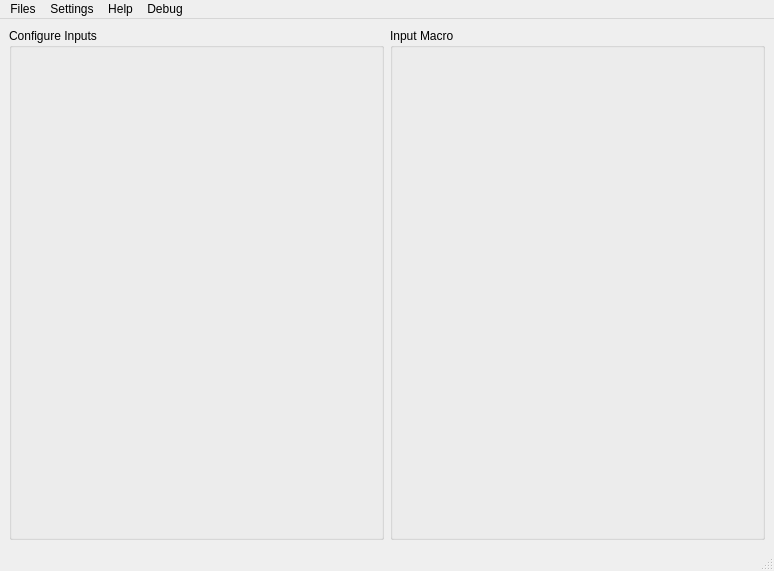
This is OpenMacro-GUI/App/mainwindow.ui in jerry20091103/OpenMacro as Qt 5 draws it before an edit. The edited form follows.
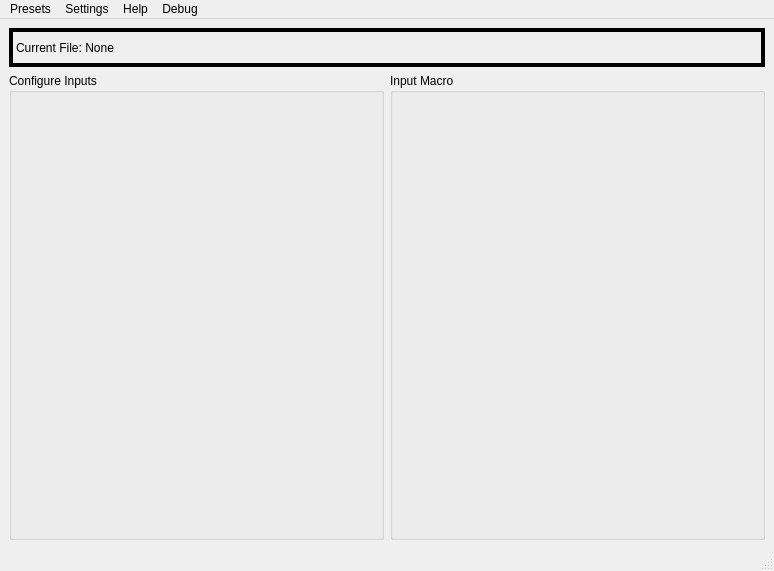
This is the edited form. Custom widgets are drawn as their Qt base class.

Commit message: Presets menu progress

Diff of the .ui file:
```diff
--- a/OpenMacro-GUI/App/mainwindow.ui
+++ b/OpenMacro-GUI/App/mainwindow.ui
@@ -20,7 +20,23 @@
    <property name="autoFillBackground">
     <bool>false</bool>
    </property>
-   <layout class="QVBoxLayout" name="verticalLayout">
+   <layout class="QVBoxLayout" name="verticalLayout" stretch="1,12">
+    <item>
+     <widget class="QLabel" name="fileNameLabel">
+      <property name="frameShape">
+       <enum>QFrame::Panel</enum>
+      </property>
+      <property name="frameShadow">
+       <enum>QFrame::Plain</enum>
+      </property>
+      <property name="lineWidth">
+       <number>4</number>
+      </property>
+      <property name="text">
+       <string>Current File: None</string>
+      </property>
+     </widget>
+    </item>
     <item>
      <layout class="QHBoxLayout" name="horizontalLayout" stretch="0,0">
       <property name="sizeConstraint">
@@ -53,9 +69,9 @@
      <height>26</height>
     </rect>
    </property>
-   <widget class="QMenu" name="menuFiles">
+   <widget class="PresetMenu" name="menuPresets">
     <property name="title">
-     <string>Files</string>
+     <string>Presets</string>
     </property>
     <addaction name="actionNew"/>
     <addaction name="actionImport"/>
@@ -80,7 +96,7 @@
     <addaction name="actionTest_Serial_Write"/>
     <addaction name="actionTest_Serial_Read"/>
    </widget>
-   <addaction name="menuFiles"/>
+   <addaction name="menuPresets"/>
    <addaction name="menuSettings"/>
    <addaction name="menuHelp"/>
    <addaction name="menuDebug"/>
@@ -137,6 +153,16 @@
     <slot>onTestSerialRead()</slot>
    </slots>
   </customwidget>
+  <customwidget>
+   <class>PresetMenu</class>
+   <extends>QMenu</extends>
+   <header>App/presetmenu.h</header>
+   <slots>
+    <slot>onCreateNewPreset()</slot>
+    <slot>onLoadPreset()</slot>
+    <slot>onSavePreset()</slot>
+   </slots>
+  </customwidget>
  </customwidgets>
  <resources/>
  <connections/>
```
Left out of the diff: 70 changed lines with no effect on the pictures. The commit also changes 6 other files.
